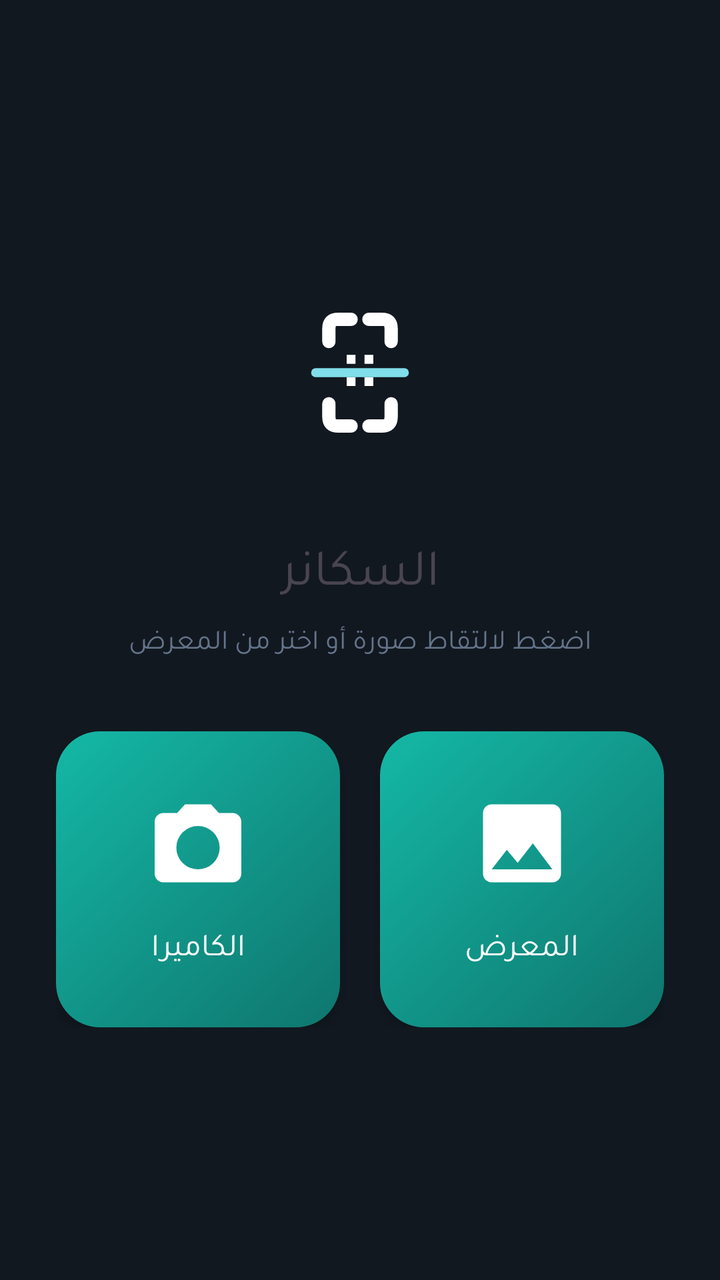
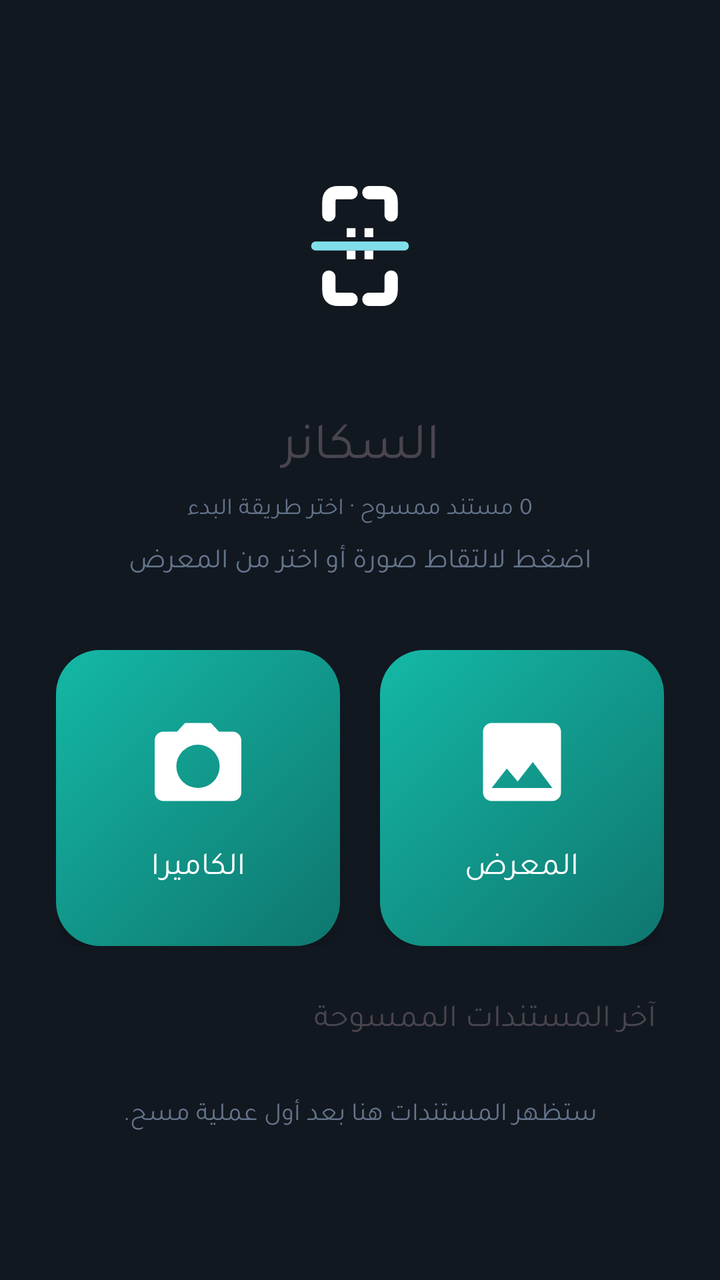

Compare the two renders of this Android layout. The source of the first and the diff that turns it into the second are given below.
<!-- AndroidManifest.xml: application theme Theme.MasahHisabat -->
<!-- res/layout/fragment_scanner.xml -->
<?xml version="1.0" encoding="utf-8"?>
<LinearLayout xmlns:android="http://schemas.android.com/apk/res/android"
    android:id="@+id/scanner_root"
    android:layout_width="match_parent"
    android:layout_height="match_parent"
    android:gravity="center"
    android:orientation="vertical"
    android:padding="28dp">

    <ImageView
        android:layout_width="120dp"
        android:layout_height="120dp"
        android:src="@drawable/ic_launcher_foreground"
        android:contentDescription="@string/app_name" />

    <TextView
        android:id="@+id/title"
        android:layout_width="wrap_content"
        android:layout_height="wrap_content"
        android:layout_marginTop="20dp"
        android:text="@string/nav_scanner"
        android:textSize="26sp"
        android:fontFamily="@font/tajawal_bold" />

    <TextView
        android:id="@+id/hint"
        android:layout_width="wrap_content"
        android:layout_height="wrap_content"
        android:layout_marginTop="8dp"
        android:gravity="center"
        android:text="@string/scan_tap"
        android:textSize="14sp"
        android:textColor="@color/day_text_secondary" />

    <LinearLayout
        android:layout_width="match_parent"
        android:layout_height="wrap_content"
        android:layout_marginTop="36dp"
        android:orientation="horizontal">

        <FrameLayout
            android:id="@+id/btn_camera"
            android:layout_width="0dp"
            android:layout_height="wrap_content"
            android:layout_weight="1"
            android:layout_marginEnd="10dp"
            android:clickable="true"
            android:focusable="true"
            android:background="@drawable/scanner_tile_bg"
            android:elevation="4dp">

            <LinearLayout
                android:layout_width="match_parent"
                android:layout_height="wrap_content"
                android:gravity="center"
                android:orientation="vertical"
                android:padding="30dp">

                <ImageView
                    android:id="@+id/icon_camera"
                    android:layout_width="52dp"
                    android:layout_height="52dp"
                    android:src="@drawable/ic_camera_white"
                    android:contentDescription="@string/nav_scanner" />

                <TextView
                    android:id="@+id/label_camera"
                    android:layout_width="wrap_content"
                    android:layout_height="wrap_content"
                    android:layout_marginTop="14dp"
                    android:text="الكاميرا"
                    android:textSize="16sp"
                    android:fontFamily="@font/tajawal_bold"
                    android:textColor="#FFFFFF" />
            </LinearLayout>
        </FrameLayout>

        <FrameLayout
            android:id="@+id/btn_gallery"
            android:layout_width="0dp"
            android:layout_height="wrap_content"
            android:layout_weight="1"
            android:layout_marginStart="10dp"
            android:clickable="true"
            android:focusable="true"
            android:background="@drawable/scanner_tile_bg"
            android:elevation="4dp">

            <LinearLayout
                android:layout_width="match_parent"
                android:layout_height="wrap_content"
                android:gravity="center"
                android:orientation="vertical"
                android:padding="30dp">

                <ImageView
                    android:id="@+id/icon_gallery"
                    android:layout_width="52dp"
                    android:layout_height="52dp"
                    android:src="@drawable/ic_gallery_white"
                    android:contentDescription="@string/nav_groups" />

                <TextView
                    android:id="@+id/label_gallery"
                    android:layout_width="wrap_content"
                    android:layout_height="wrap_content"
                    android:layout_marginTop="14dp"
                    android:text="المعرض"
                    android:textSize="16sp"
                    android:fontFamily="@font/tajawal_bold"
                    android:textColor="#FFFFFF" />
            </LinearLayout>
        </FrameLayout>
    </LinearLayout>

</LinearLayout>
<!-- resources referenced by this layout -->
<resources>
  <color name="day_text_secondary">#64748B</color>
  <!-- drawable ic_camera_white (drawable) -->
  <?xml version="1.0" encoding="utf-8"?>
  <vector xmlns:android="http://schemas.android.com/apk/res/android"
      android:width="24dp" android:height="24dp" android:viewportWidth="24" android:viewportHeight="24">
      <path android:fillColor="#FFFFFF"
          android:pathData="M9 3L7.17 5H4c-1.1 0-2 .9-2 2v12c0 1.1.9 2 2 2h16c1.1 0 2-.9 2-2V7c0-1.1-.9-2-2-2h-3.17L15 3H9zm3 15a5 5 0 1 1 0-10 5 5 0 0 1 0 10z"/>
  </vector>
  <!-- drawable ic_gallery_white (drawable) -->
  <?xml version="1.0" encoding="utf-8"?>
  <vector xmlns:android="http://schemas.android.com/apk/res/android"
      android:width="24dp" android:height="24dp" android:viewportWidth="24" android:viewportHeight="24">
      <path android:fillColor="#FFFFFF"
          android:pathData="M21 19V5c0-1.1-.9-2-2-2H5c-1.1 0-2 .9-2 2v14c0 1.1.9 2 2 2h14c1.1 0 2-.9 2-2zM8.5 13.5l2.5 3.01L14.5 12l4.5 6H5l3.5-4.5z"/>
  </vector>
  <!-- drawable scanner_tile_bg (drawable) -->
  <?xml version="1.0" encoding="utf-8"?>
  <shape xmlns:android="http://schemas.android.com/apk/res/android"
      android:shape="rectangle">
      <gradient
          android:angle="135"
          android:startColor="@color/primary_dark"
          android:endColor="@color/accent"
          android:type="linear" />
      <corners android:radius="22dp" />
  </shape>
  <string name="app_name">ماسح الحسابات</string>
  <string name="nav_groups">المجموعات</string>
  <string name="nav_scanner">السكانر</string>
  <string name="scan_tap">اضغط لالتقاط صورة أو اختر من المعرض</string>
  <style name="Theme.MasahHisabat" parent="Theme.Material3.DayNight.NoActionBar">
          <item name="colorPrimary">@color/primary</item>
          <item name="colorOnPrimary">@color/white</item>
          <item name="colorPrimaryContainer">@color/primary_light</item>
          <item name="colorOnPrimaryContainer">@color/primary_dark</item>
          <item name="colorSecondary">@color/accent</item>
          <item name="android:statusBarColor">@color/ic_bg</item>
          <item name="android:navigationBarColor">@color/ic_bg</item>
          <item name="android:windowBackground">@color/night_background</item>
          <item name="fontFamily">@font/tajawal_regular</item>
          <item name="android:textViewStyle">@style/TextStyle</item>
          <item name="android:buttonStyle">@style/TextStyle</item>
          <item name="android:editTextStyle">@style/TextStyle</item>
          <item name="shapeAppearanceSmallComponent">@style/Shape.Small</item>
          <item name="shapeAppearanceMediumComponent">@style/Shape.Medium</item>
          <item name="shapeAppearanceLargeComponent">@style/Shape.Large</item>
      </style>
  <color name="primary_dark">#0F766E</color>
  <color name="accent">#14B8A6</color>
  <color name="primary">#0F766E</color>
  <color name="white">#FFFFFF</color>
  <color name="primary_light">#CCFBF1</color>
  <color name="ic_bg">#06252C</color>
  <color name="night_background">#121820</color>
  <style name="TextStyle" parent="@android:style/Widget.TextView">
          <item name="android:fontFamily">@font/tajawal_regular</item>
      </style>
  <style name="Shape.Small" parent="ShapeAppearance.Material3.SmallComponent">
          <item name="cornerSize">12dp</item>
      </style>
  <style name="Shape.Medium" parent="ShapeAppearance.Material3.MediumComponent">
          <item name="cornerSize">16dp</item>
      </style>
  <style name="Shape.Large" parent="ShapeAppearance.Material3.LargeComponent">
          <item name="cornerSize">28dp</item>
      </style>
</resources>

<!-- the commit's change to res/layout/fragment_scanner.xml (unified diff, before → after) -->
@@ -21,6 +21,16 @@
         android:text="@string/nav_scanner"
         android:textSize="26sp"
         android:fontFamily="@font/tajawal_bold" />
+
+    <TextView
+        android:id="@+id/scanner_summary"
+        android:layout_width="wrap_content"
+        android:layout_height="wrap_content"
+        android:layout_marginTop="6dp"
+        android:fontFamily="@font/tajawal_medium"
+        android:text="0 مستند ممسوح · اختر طريقة البدء"
+        android:textColor="@color/day_text_secondary"
+        android:textSize="12sp" />
 
     <TextView
         android:id="@+id/hint"
@@ -113,4 +123,35 @@
         </FrameLayout>
     </LinearLayout>
 
+    <TextView
+        android:id="@+id/recent_title"
+        android:layout_width="match_parent"
+        android:layout_height="wrap_content"
+        android:layout_marginStart="4dp"
+        android:layout_marginTop="24dp"
+        android:layout_marginEnd="4dp"
+        android:fontFamily="@font/tajawal_bold"
+        android:gravity="start"
+        android:text="آخر المستندات الممسوحة"
+        android:textSize="16sp" />
+
+    <LinearLayout
+        android:id="@+id/recent_scans_container"
+        android:layout_width="match_parent"
+        android:layout_height="wrap_content"
+        android:layout_marginTop="10dp"
+        android:orientation="vertical" />
+
+    <TextView
+        android:id="@+id/recent_scans_empty"
+        android:layout_width="match_parent"
+        android:layout_height="wrap_content"
+        android:layout_marginTop="6dp"
+        android:fontFamily="@font/tajawal_medium"
+        android:gravity="center"
+        android:padding="12dp"
+        android:text="ستظهر المستندات هنا بعد أول عملية مسح."
+        android:textColor="@color/day_text_secondary"
+        android:textSize="13sp" />
+
 </LinearLayout>
